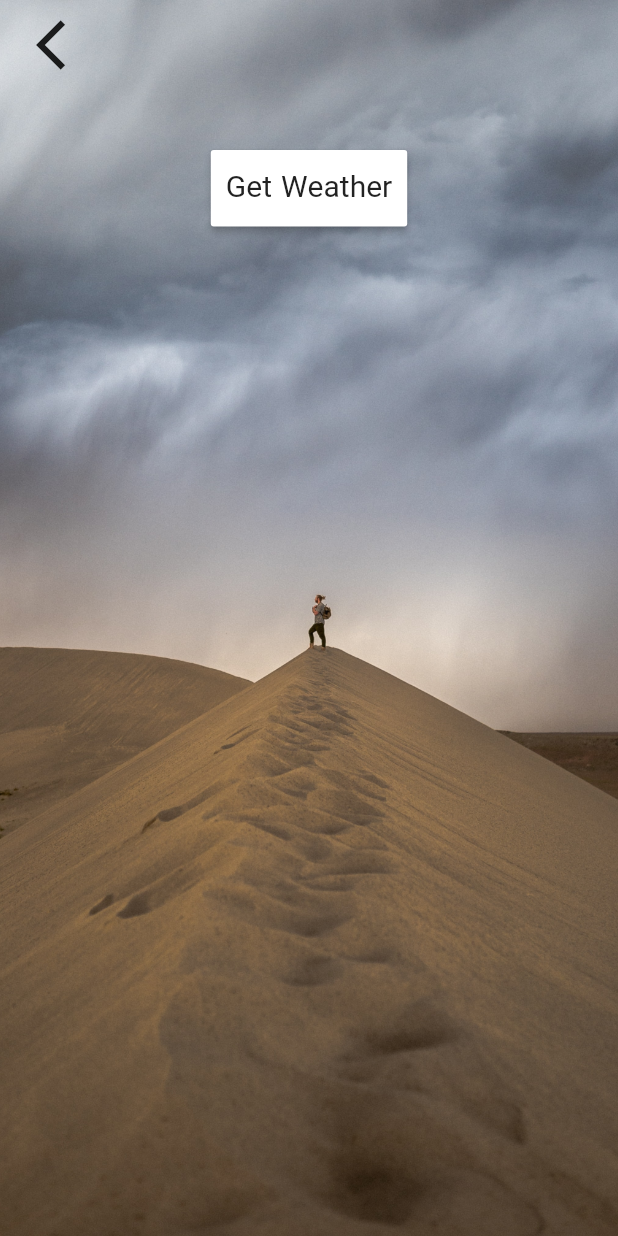
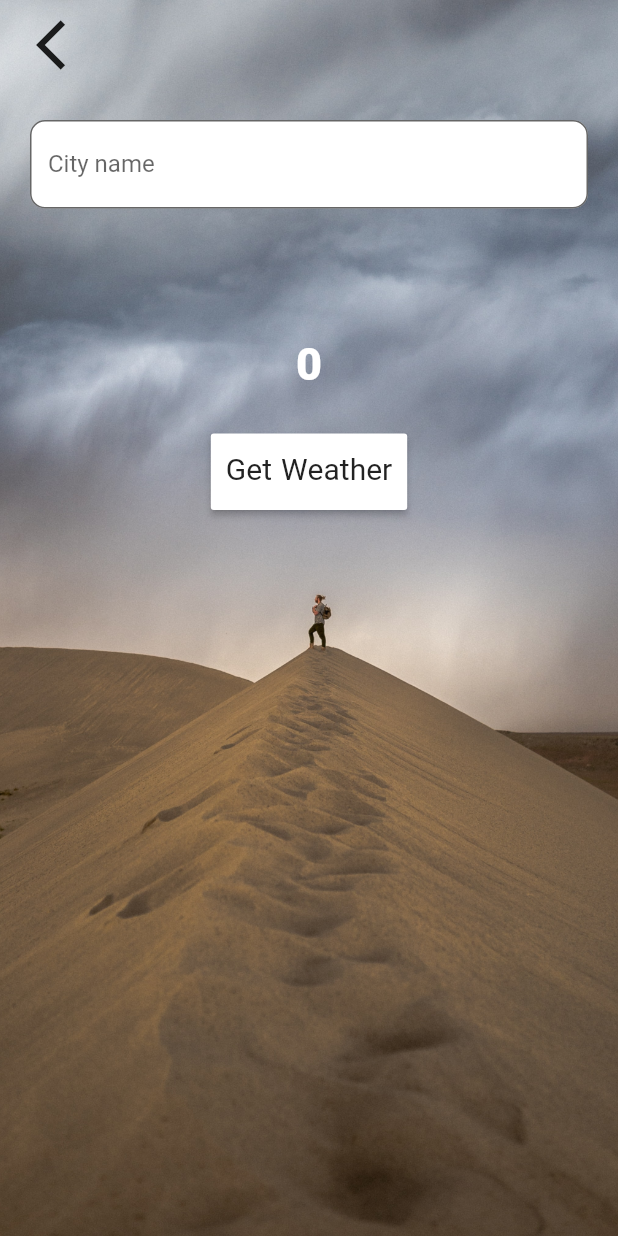
Before and after one commit to benyaminbeyzaie/flutter_weather_app, a Flutter app: the CityScreen screen opened directly, after a tap on "Get Weather", on a phone screen of 412 x 824 dp. Run offline on Flutter 3.47's test engine with Material 2 defaults, Android fonts, the phone set to English and light mode, and no system bars; our stand-ins replace flutter_spinkit; network calls fail.

Commit message:
final changes

```diff
--- a/lib/screens/city_screen.dart
+++ b/lib/screens/city_screen.dart
@@ -1,5 +1,7 @@
 import 'package:flutter/material.dart';
+import 'package:flutter_weather_app/services/networking.dart';
 import 'package:flutter_weather_app/utils/constants.dart';
+import 'package:flutter_weather_app/services/weather.dart';
 
 class CityScreen extends StatefulWidget {
   @override
@@ -7,6 +9,24 @@ class CityScreen extends StatefulWidget {
 }
 
 class _CityScreenState extends State<CityScreen> {
+  String _cityName;
+  String _showableCityName = '';
+  int _temp = 0;
+  int cityTemp = 0;
+  void findCityTemp(String cityNameURL) async {
+    print(cityNameURL);
+    NetworkHelper networkHelper = NetworkHelper(cityNameURL);
+    WeatherCondition condition = await networkHelper.getData();
+    updateUI(condition);
+  }
+
+  void updateUI(WeatherCondition condition) {
+    setState(() {
+      _temp = condition.temperature.round() - 273;
+      _showableCityName = condition.cityName;
+    });
+  }
+
   @override
   Widget build(BuildContext context) {
     return Scaffold(
@@ -36,12 +56,51 @@ class _CityScreenState extends State<CityScreen> {
               ),
               Container(
                 padding: EdgeInsets.all(20.0),
-                child: null,
+                child: Center(
+                  child: TextField(
+                    onChanged: (value) {
+                      _cityName = value;
+                    },
+                    decoration: InputDecoration(
+                      border: OutlineInputBorder(
+                        borderRadius: BorderRadius.circular(10),
+                      ),
+                      labelText: 'City name',
+                      fillColor: Colors.white,
+                      filled: true,
+                    ),
+                  ),
+                ),
+              ),
+              Padding(
+                padding: const EdgeInsets.all(10.0),
+                child: Text(
+                  _showableCityName,
+                  style: TextStyle(
+                    fontSize: 20,
+                    color: Colors.white,
+                  ),
+                ),
+              ),
+              Padding(
+                padding: const EdgeInsets.all(20.0),
+                child: Text(
+                  _temp.toString(),
+                  style: TextStyle(
+                    fontSize: 30,
+                    fontWeight: FontWeight.w900,
+                    fontFamily: 'IRANSans',
+                    color: Colors.white,
+                  ),
+                ),
               ),
               MaterialButton(
                 color: Colors.white,
                 padding: EdgeInsets.all(10),
-                onPressed: () {},
+                onPressed: () {
+                  findCityTemp(
+                      'http://api.openweathermap.org/data/2.5/weather?q=$_cityName&appid=$apiKey');
+                },
                 child: Text(
                   'Get Weather',
                   style: kButtonTextStyle,
--- a/lib/screens/loading_screen.dart
+++ b/lib/screens/loading_screen.dart
@@ -4,8 +4,7 @@ import 'package:flutter_weather_app/services/networking.dart';
 import 'package:flutter_weather_app/services/weather.dart';
 import 'package:flutter_spinkit/flutter_spinkit.dart';
 import 'package:flutter_weather_app/screens/location_screen.dart';
-
-const apiKey = 'd1da19ec8119361ce85b80bd0087c282';
+import 'package:flutter_weather_app/utils/constants.dart';
 
 class LoadingScreen extends StatefulWidget {
   @override
--- a/lib/utils/constants.dart
+++ b/lib/utils/constants.dart
@@ -1,4 +1,6 @@
 import 'package:flutter/material.dart';
+
+const apiKey = 'd1da19ec8119361ce85b80bd0087c282';
 
 const kTempTextStyle = TextStyle(
   fontFamily: 'IRANSans',
```
